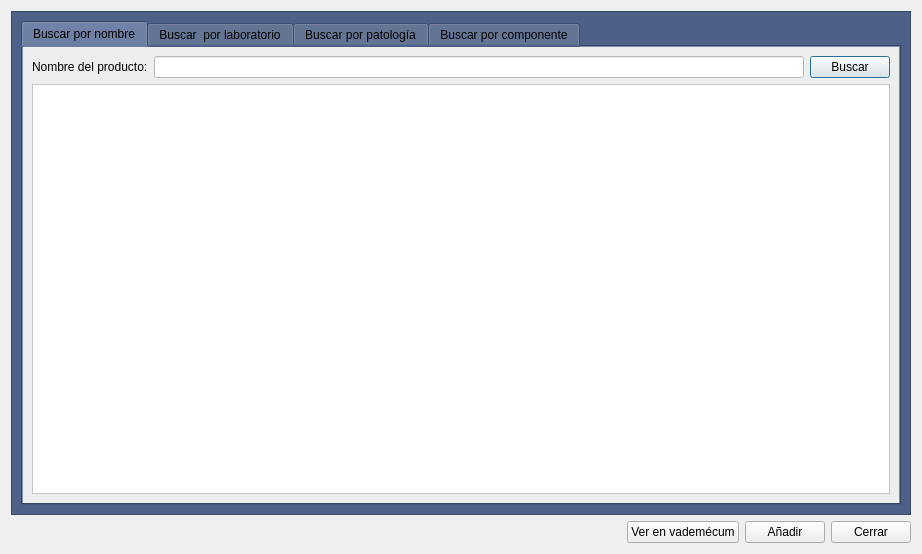
Old version of the form Zona_Pacientes/frmanadirhierb.ui in the repository arcnexus/RedFoX.
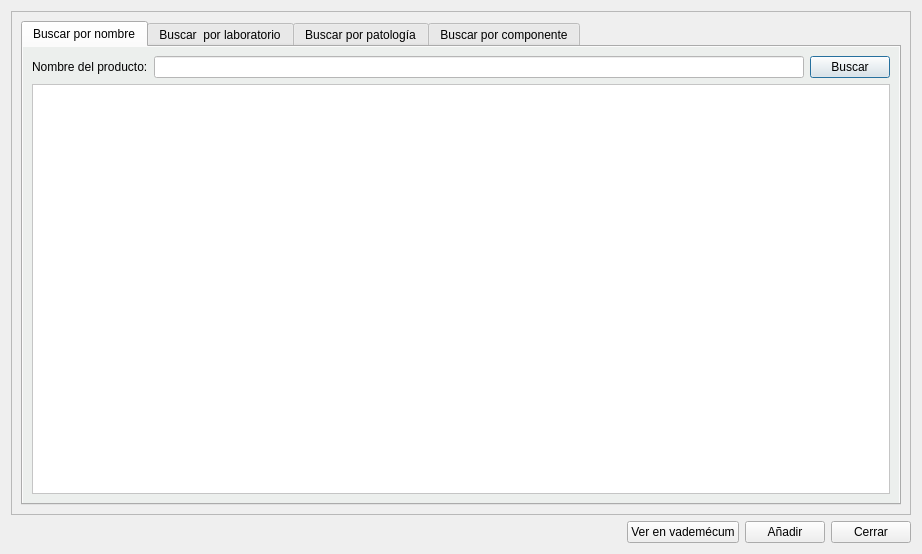
New version of the form. Icons and pictures are not drawn.

Diff of the .ui file:
```diff
--- a/Zona_Pacientes/frmanadirhierb.ui
+++ b/Zona_Pacientes/frmanadirhierb.ui
@@ -20,9 +20,6 @@
   <layout class="QGridLayout" name="gridLayout_2">
    <item row="0" column="0" colspan="4">
     <widget class="QFrame" name="frame">
-     <property name="styleSheet">
-      <string notr="true">background: #4c6088</string>
-     </property>
      <property name="frameShape">
       <enum>QFrame::StyledPanel</enum>
      </property>
```
Left out of the diff: 18 changed lines with no effect on the pictures.
